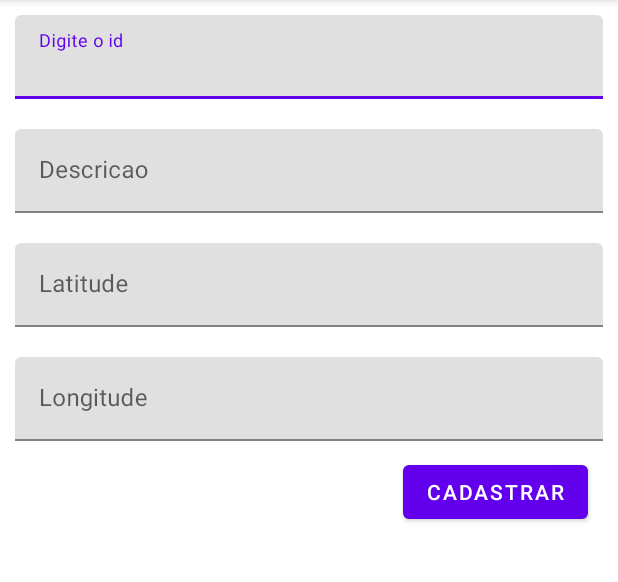
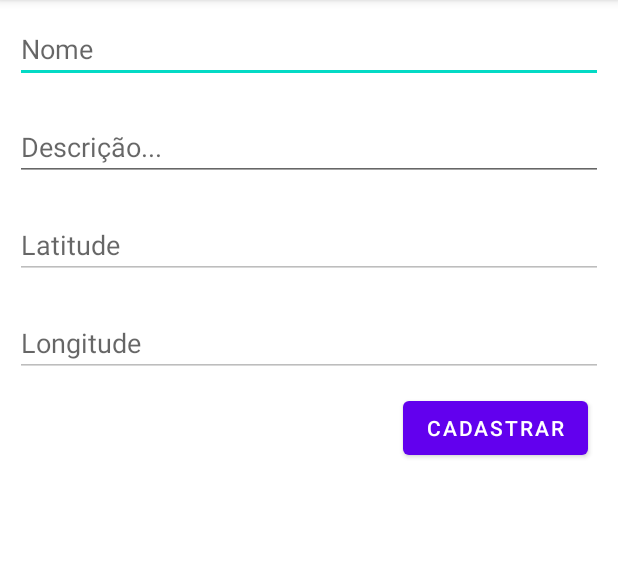
Before and after one commit to ariusxi/bike-loc, an Android app: the PlaceAdd screen opened directly, with no data from a screen before it, on a phone screen of 412 x 824 dp, the part 84-666 px from its top. Run offline under Robolectric (Android 15) with nearby library versions, the phone set to English and light mode, and no system bars; our stand-ins replace Firebase (no records; nobody signed in at launch, a user with empty details on screens opened directly).

Commit message:
Adding firebase CRUD for the places

```diff
--- a/app/src/main/java/br/com/felix/bikeloc/PlaceAdd.java
+++ b/app/src/main/java/br/com/felix/bikeloc/PlaceAdd.java
@@ -1,18 +1,200 @@
 package br.com.felix.bikeloc;
 
+import androidx.annotation.NonNull;
 import androidx.appcompat.app.AppCompatActivity;
+import androidx.core.app.ActivityCompat;
+import androidx.core.content.ContextCompat;
 
+
+import android.Manifest;
+import android.annotation.SuppressLint;
 import android.content.Intent;
+import android.content.IntentSender;
+import android.content.pm.PackageManager;
+import android.location.Location;
 import android.os.Bundle;
+import android.os.Looper;
+import android.util.Log;
 import android.view.Menu;
 import android.view.MenuItem;
+import android.view.View;
+import android.widget.EditText;
+import android.widget.Toast;
+
+import com.google.android.gms.common.api.ResolvableApiException;
+import com.google.android.gms.location.FusedLocationProviderClient;
+import com.google.android.gms.location.LocationCallback;
+import com.google.android.gms.location.LocationRequest;
+import com.google.android.gms.location.LocationResult;
+import com.google.android.gms.location.LocationServices;
+import com.google.android.gms.location.LocationSettingsRequest;
+import com.google.android.gms.location.LocationSettingsResponse;
+import com.google.android.gms.location.SettingsClient;
+import com.google.android.gms.tasks.OnFailureListener;
+import com.google.android.gms.tasks.OnSuccessListener;
+import com.google.android.gms.tasks.Task;
+import com.google.firebase.FirebaseApp;
+import com.google.firebase.auth.FirebaseAuth;
+import com.google.firebase.database.DatabaseReference;
+import com.google.firebase.database.FirebaseDatabase;
+import com.google.firebase.firestore.DocumentReference;
+import com.google.firebase.firestore.FirebaseFirestore;
+
+import java.util.HashMap;
+import java.util.Map;
+
+import br.com.felix.bikeloc.model.Place;
 
 public class PlaceAdd extends AppCompatActivity {
+
+    private static final String TAG = "PlaceAdd";
+    private static final int LOCATION_REQUEST_CODE = 1001;
+
+    private DatabaseReference db;
+
+    public FusedLocationProviderClient fusedLocationProviderClient;
+
+    public EditText nameInput;
+    public EditText descriptionInput;
+    public EditText latitudeInput;
+    public EditText longitudeInput;
+
+    public String latitude;
+    public String longitude;
+
+    public LocationRequest locationRequest;
+
+    LocationCallback locationCallback = new LocationCallback() {
+        @Override
+        public void onLocationResult(LocationResult locationResult) {
+            super.onLocationResult(locationResult);
+            if (locationResult != null) {
+                for (Location location : locationResult.getLocations()) {
+                    latitude = String.format("%s", location.getLatitude());
+                    longitude = String.format("%s", location.getLongitude());
+                }
+                latitudeInput.setText(latitude);
+                longitudeInput.setText(longitude);
+            }
+        }
+    };
+
+    private void checkSettingAndStartUpdates() {
+        LocationSettingsRequest request = new LocationSettingsRequest.Builder().addLocationRequest(locationRequest).build();
+        SettingsClient client = LocationServices.getSettingsClient(this);
+
+        Task<LocationSettingsResponse> locationSettingsResponseTask = client.checkLocationSettings(request);
+        locationSettingsResponseTask.addOnSuccessListener(new OnSuccessListener<LocationSettingsResponse>() {
+            @Override
+            public void onSuccess(LocationSettingsResponse locationSettingsResponse) {
+                startLocationUpdates();
+            }
+        });
+
+        locationSettingsResponseTask.addOnFailureListener(new OnFailureListener() {
+            @Override
+            public void onFailure(@NonNull Exception e) {
+                if (e instanceof ResolvableApiException) {
+                    ResolvableApiException apiException = (ResolvableApiException) e;
+                    try {
+                        apiException.startResolutionForResult(PlaceAdd.this, 1001);
+                    } catch (IntentSender.SendIntentException ex) {
+                        ex.printStackTrace();
+                    }
+                }
+            }
+        });
+    }
 
     @Override
     protected void onCreate(Bundle savedInstanceState) {
         super.onCreate(savedInstanceState);
         setContentView(R.layout.activity_place_add);
+
+        // Inicializando os campos do formulário
+        nameInput = (EditText) findViewById(R.id.nameInput);
+        latitudeInput = (EditText) findViewById(R.id.latitudeInput);
+        longitudeInput = (EditText) findViewById(R.id.longitudeInput);
+        descriptionInput = (EditText) findViewById(R.id.descriptionInput);
+
+        FirebaseApp.initializeApp(PlaceAdd.this);
+        db = FirebaseDatabase.getInstance().getReference();
+
+        fusedLocationProviderClient = LocationServices.getFusedLocationProviderClient(this);
+
+        locationRequest = LocationRequest.create();
+        locationRequest.setInterval(2000);
+        locationRequest.setFastestInterval(1000);
+        locationRequest.setPriority(LocationRequest.PRIORITY_HIGH_ACCURACY);
+    }
+
+    public void savePlace(View view) {
+        Place place = new Place(
+                nameInput.getEditableText().toString(),
+                descriptionInput.getEditableText().toString(),
+                Double.parseDouble(latitude),
+                Double.parseDouble(longitude)
+        );
+
+        Map<String, Object> location = new HashMap<>();
+        location.put("name", place.getName());
+        location.put("description", place.getDescription());
+        location.put("latitude", place.getLatitude());
+        location.put("longitude", place.getLongitude());
+        location.put("createdAt", place.getCreatedAt());
+
+        db.child("places").child(place.getId()).setValue(location)
+                .addOnSuccessListener(new OnSuccessListener<Void>() {
+                    @Override
+                    public void onSuccess(Void aVoid) {
+                        Toast.makeText(PlaceAdd.this, "Local cadastrado com sucesso", Toast.LENGTH_LONG).show();
+                    }
+                })
+                .addOnFailureListener(new OnFailureListener() {
+                    @Override
+                    public void onFailure(@NonNull Exception e) {
+                        e.printStackTrace();
+                        Toast.makeText(PlaceAdd.this, "Falha ao cadastrar local", Toast.LENGTH_LONG).show();
+                    }
+                });
+    }
+
+    private void askLocationPermission() {
+        if (ContextCompat.checkSelfPermission(this, Manifest.permission.ACCESS_FINE_LOCATION) != PackageManager.PERMISSION_GRANTED){
+            if (ActivityCompat.shouldShowRequestPermissionRationale(this, Manifest.permission.ACCESS_FINE_LOCATION)){
+                ActivityCompat.requestPermissions(this, new String[] {Manifest.permission.ACCESS_FINE_LOCATION}, LOCATION_REQUEST_CODE);
+            } else {
+                ActivityCompat.requestPermissions(this, new String[] {Manifest.permission.ACCESS_FINE_LOCATION}, LOCATION_REQUEST_CODE);
+            }
+        }
+    }
+
+    @Override
+    public void onRequestPermissionsResult(int requestCode, @NonNull String[] permissions, @NonNull int[] grantResults) {
+        if (requestCode == LOCATION_REQUEST_CODE) {
+            if(grantResults.length > 0 && grantResults[0] == PackageManager.PERMISSION_GRANTED){
+                checkSettingAndStartUpdates();
+            }
+        }
+    }
+
+    @SuppressLint("MissingPermission")
+    private void startLocationUpdates(){
+        fusedLocationProviderClient.requestLocationUpdates(locationRequest, locationCallback, Looper.getMainLooper());
+    }
+
+    private void stopLocationUpdates(){
+        fusedLocationProviderClient.removeLocationUpdates(locationCallback);
+    }
+
+    @Override
+    protected void onStart() {
+        super.onStart();
+        if (ContextCompat.checkSelfPermission(this, Manifest.permission.ACCESS_FINE_LOCATION) == PackageManager.PERMISSION_GRANTED) {
+            checkSettingAndStartUpdates();
+        } else {
+            askLocationPermission();
+        }
     }
 
 
@@ -20,6 +202,18 @@ public class PlaceAdd extends AppCompatActivity {
     public boolean onCreateOptionsMenu(Menu menu) {
         getMenuInflater().inflate(R.menu.menu_main, menu);
         return true;
+    }
+
+    @Override
+    protected void onPause() {
+        super.onPause();
+        stopLocationUpdates();
+    }
+
+    @Override
+    protected void onStop() {
+        super.onStop();
+        stopLocationUpdates();
     }
 
     @Override
--- a/app/src/main/res/layout/activity_place_add.xml
+++ b/app/src/main/res/layout/activity_place_add.xml
@@ -9,67 +9,44 @@
     <LinearLayout
         android:layout_width="match_parent"
         android:layout_height="wrap_content"
-        android:orientation="vertical"
-        >
+        android:orientation="vertical">
 
-
-        <com.google.android.material.textfield.TextInputLayout
-            android:id="@+id/placeId"
+        <EditText
+            android:id="@+id/nameInput"
             android:layout_width="match_parent"
             android:layout_height="wrap_content"
             android:layout_margin="10dp"
-            android:hint="@string/shr_hint_id"
-            >
+            android:hint="@string/shr_hint_nome"/>
 
-            <com.google.android.material.textfield.TextInputEditText
-                android:layout_width="match_parent"
-                android:layout_height="wrap_content"
-                android:inputType="text"
-                android:maxLines="1" />
-        </com.google.android.material.textfield.TextInputLayout>
-        <com.google.android.material.textfield.TextInputLayout
+        <EditText
             android:id="@+id/descriptionInput"
             android:layout_width="match_parent"
             android:layout_height="wrap_content"
             android:layout_margin="10dp"
-            android:hint="@string/shr_hint_descricao">
+            android:hint="@string/shr_hint_descricao"/>
 
-            <com.google.android.material.textfield.TextInputEditText
-                android:layout_width="match_parent"
-                android:layout_height="wrap_content" />
-        </com.google.android.material.textfield.TextInputLayout>
-        <com.google.android.material.textfield.TextInputLayout
+        <EditText
             android:id="@+id/latitudeInput"
             android:layout_width="match_parent"
             android:layout_height="wrap_content"
             android:layout_margin="10dp"
-            android:hint="@string/shr_hint_latitude">
+            android:enabled="false"
+            android:hint="@string/shr_hint_latitude"/>
 
-            <com.google.android.material.textfield.TextInputEditText
-                android:layout_width="match_parent"
-                android:layout_height="wrap_content" />
-        </com.google.android.material.textfield.TextInputLayout>
-        <com.google.android.material.textfield.TextInputLayout
+        <EditText
             android:id="@+id/longitudeInput"
             android:layout_width="match_parent"
             android:layout_height="wrap_content"
             android:layout_margin="10dp"
-            android:hint="@string/shr_hint_longitude">
-
-            <com.google.android.material.textfield.TextInputEditText
-                android:layout_width="match_parent"
-                android:layout_height="wrap_content" />
-        </com.google.android.material.textfield.TextInputLayout>
+            android:enabled="false"
+            android:hint="@string/shr_hint_longitude"/>
         <Button
             android:id="@+id/CadastrarButton"
             android:layout_width="wrap_content"
             android:layout_height="wrap_content"
             android:text="Cadastrar"
+            android:onClick="savePlace"
             android:layout_gravity="right"
-            android:layout_marginRight="20dp"
-            style="@style/Widget.MaterialComponents.Button"
-            />
+            android:layout_marginRight="20dp" />
     </LinearLayout>
-
-
 </FrameLayout>
--- a/app/src/main/res/values/strings.xml
+++ b/app/src/main/res/values/strings.xml
@@ -2,8 +2,8 @@
     <string name="app_name">Bike Loc</string>
     <!-- TODO: Remove or change this placeholder text -->
     <string name="hello_blank_fragment">Hello blank fragment</string>
-    <string name="shr_hint_id">Digite o id</string>
-    <string name="shr_hint_descricao">Descricao</string>
+    <string name="shr_hint_nome">Nome</string>
+    <string name="shr_hint_descricao">Descrição...</string>
     <string name="shr_hint_latitude">Latitude</string>
     <string name="shr_hint_longitude">Longitude</string>
 </resources>
--- a/build.gradle
+++ b/build.gradle
@@ -5,7 +5,7 @@ buildscript {
         jcenter()
     }
     dependencies {
-        classpath "com.android.tools.build:gradle:4.1.0"
+        classpath 'com.android.tools.build:gradle:4.1.1'
         classpath 'com.google.gms:google-services:4.3.4'
 
         // NOTE: Do not place your application dependencies here; they belong
```
Also changed, not shown: app/build.gradle (+18 -7 lines), app/src/main/java/br/com/felix/bikeloc/model/Place.java (+27 -0 lines), 1 other file.
